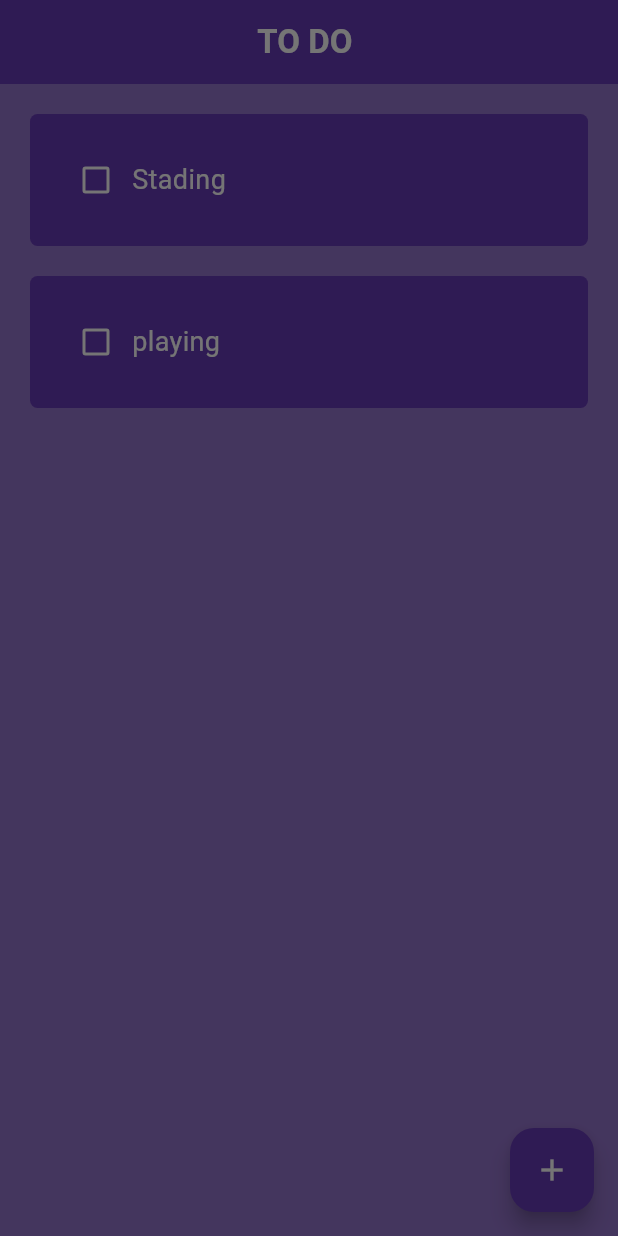
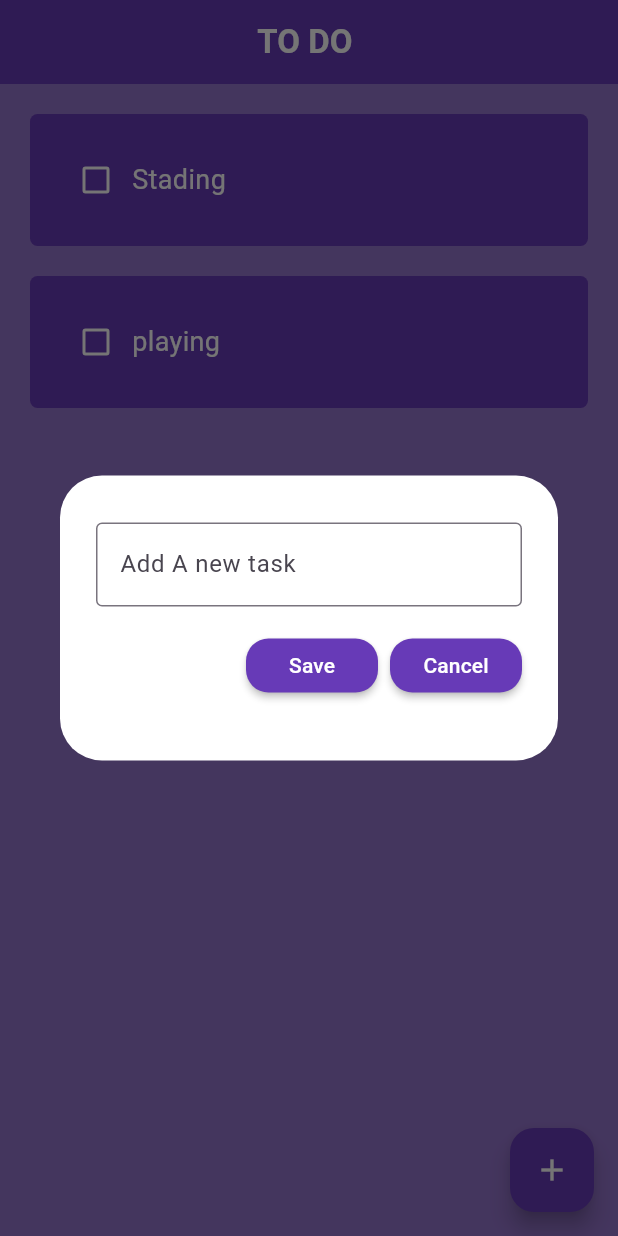
Before and after one commit to AlbraaAlbdoie/ToDoApp, a Flutter app: the screen it shows after launch, after a tap on the "add" icon, on a phone screen of 412 x 824 dp. Run offline on Flutter 3.47's test engine with Material 3 defaults, Android fonts, the phone set to English and light mode, and no system bars.

```diff
--- a/lib/pages/dialog_box.dart
+++ b/lib/pages/dialog_box.dart
@@ -1,10 +1,52 @@
 import 'package:flutter/material.dart';
+import 'package:todo_app/pages/mybutton.dart';
 
+// ignore: must_be_immutable
 class DialogBox extends StatelessWidget {
-  const DialogBox({super.key});
+  VoidCallback onSave;
+  VoidCallback onCancel;
+  final TextEditingController controller;
+  DialogBox({
+    super.key,
+    required this.controller,
+    required this.onCancel,
+    required this.onSave,
+  });
 
   @override
   Widget build(BuildContext context) {
-    return AlertDialog();
+    return AlertDialog(
+      backgroundColor: Colors.white,
+      content: Container(
+        height: 150,
+        width: 300,
+        child: Column(
+          mainAxisAlignment: MainAxisAlignment.spaceEvenly,
+          children: [
+            //user input
+            TextFormField(
+
+              controller: controller,
+              decoration: InputDecoration(
+                fillColor: Colors.white,
+                border: OutlineInputBorder(),
+                hintText: 'Add A new task',
+              ),
+            ),
+            //buttons -> save +cancel
+            Row(
+              mainAxisAlignment: MainAxisAlignment.end,
+              children: [
+                Mybutton(text: 'Save', onpressed: onSave),
+                SizedBox(
+                  width: 8,
+                ),
+                Mybutton(text: 'Cancel', onpressed: onCancel),
+              ],
+            )
+          ],
+        ),
+      ),
+    );
   }
 }
--- a/lib/pages/homepage.dart
+++ b/lib/pages/homepage.dart
@@ -10,6 +10,7 @@ class Homepage extends StatefulWidget {
 }
 
 class _HomepageState extends State<Homepage> {
+  final _controller = TextEditingController();
   List todolist = [
     ['Stading', false],
     ['playing', false],
@@ -20,11 +21,27 @@ class _HomepageState extends State<Homepage> {
     });
   }
 
+  // creating a new task and save it
+  void saveNewTask() {
+    setState(() {
+      todolist.add([_controller.text, false]);
+      _controller.clear();
+    });
+    Navigator.of(context).pop();
+  }
+
   void createnewtask() {
     showDialog(
       context: context,
       builder: (context) {
-        return DialogBox();
+        return DialogBox(
+          controller: _controller,
+          onSave: saveNewTask,
+          onCancel: () {
+            _controller.clear(); // تنظيف النص
+            Navigator.of(context).pop(); // إغلاق مربع الحوار
+          },
+        );
       },
     );
   }
--- /dev/null
+++ b/lib/pages/mybutton.dart
@@ -0,0 +1,26 @@
+import 'package:flutter/material.dart';
+
+// ignore: must_be_immutable
+class Mybutton extends StatelessWidget {
+  Mybutton({
+    super.key,
+    required this.text,
+    required this.onpressed,
+  });
+
+  final String text;
+  VoidCallback onpressed;
+
+  @override
+  Widget build(BuildContext context) {
+    return MaterialButton(
+      shape: RoundedRectangleBorder(borderRadius: BorderRadius.circular(15)),
+      color: Colors.deepPurple,
+      onPressed: onpressed,
+      child: Text(
+        text,
+        style: TextStyle(color: Colors.white),
+      ),
+    );
+  }
+}
--- a/pubspec.yaml
+++ b/pubspec.yaml
@@ -35,6 +35,7 @@ dependencies:
   # The following adds the Cupertino Icons font to your application.
   # Use with the CupertinoIcons class for iOS style icons.
   cupertino_icons: ^1.0.8
+  flutter_slidable: ^3.1.2
 
 dev_dependencies:
   flutter_test:
```
Also changed, not shown: pubspec.lock.
